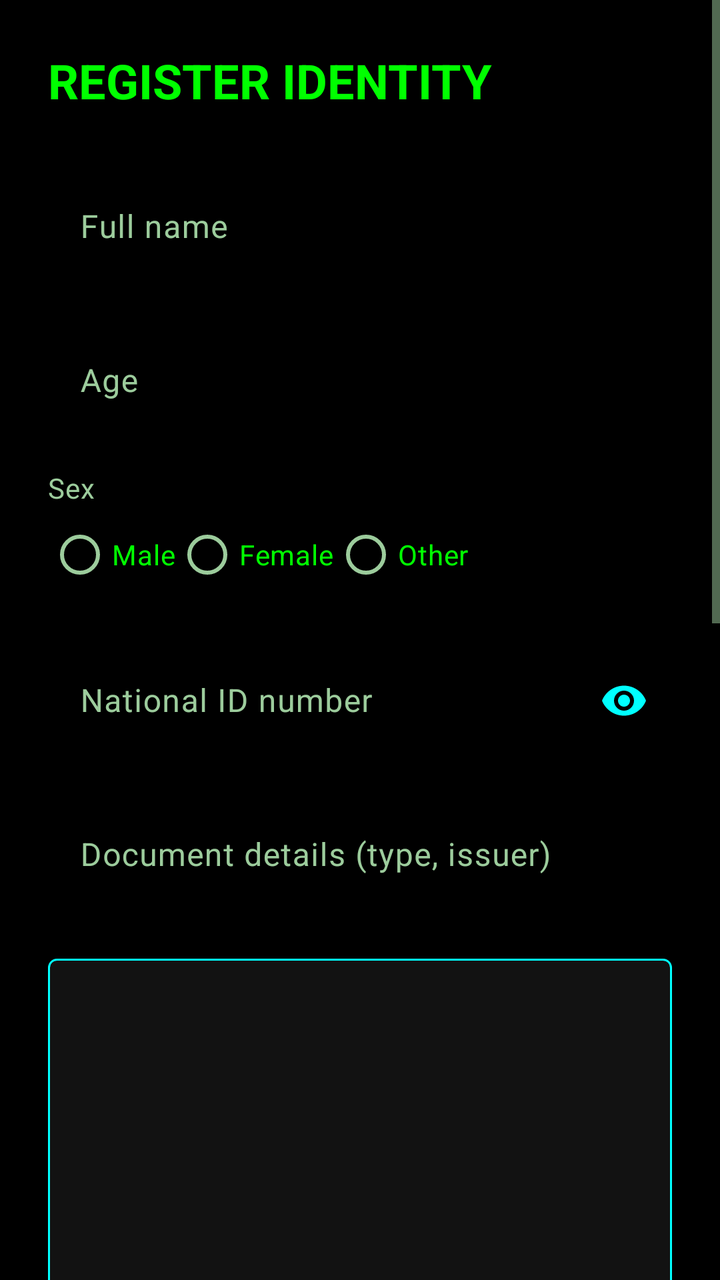
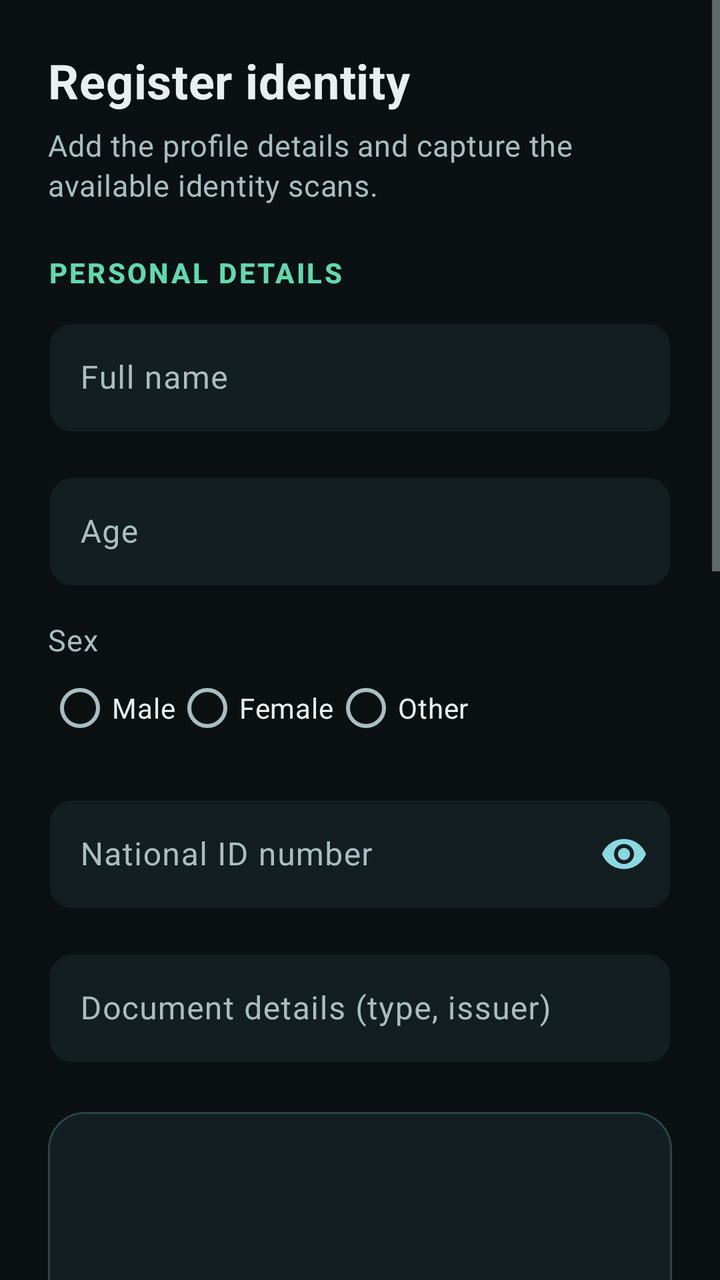

Two renders of the same Android screen: before a commit and after it. Below are the layout's source before the change and the commit's diff.
<!-- AndroidManifest.xml: application theme Theme.Identica -->
<!-- res/layout/activity_register_person.xml -->
<?xml version="1.0" encoding="utf-8"?>
<ScrollView xmlns:android="http://schemas.android.com/apk/res/android"
    xmlns:app="http://schemas.android.com/apk/res-auto"
    android:layout_width="match_parent"
    android:layout_height="match_parent"
    android:background="@color/matrix_black"
    android:fillViewport="true">

    <LinearLayout
        android:layout_width="match_parent"
        android:layout_height="wrap_content"
        android:orientation="vertical"
        android:padding="24dp">

        <TextView
            android:layout_width="wrap_content"
            android:layout_height="wrap_content"
            android:layout_marginBottom="24dp"
            android:text="REGISTER IDENTITY"
            android:textAppearance="@style/Identica.Title" />

        <com.google.android.material.textfield.TextInputLayout
            android:id="@+id/nameLayout"
            style="@style/Identica.Input"
            android:layout_width="match_parent"
            android:layout_height="wrap_content"
            android:hint="Full name">

            <com.google.android.material.textfield.TextInputEditText
                android:id="@+id/nameInput"
                android:layout_width="match_parent"
                android:layout_height="wrap_content"
                android:imeOptions="actionNext"
                android:inputType="textPersonName|textCapWords"
                android:maxLines="1" />
        </com.google.android.material.textfield.TextInputLayout>

        <com.google.android.material.textfield.TextInputLayout
            android:id="@+id/ageLayout"
            style="@style/Identica.Input"
            android:layout_width="match_parent"
            android:layout_height="wrap_content"
            android:layout_marginTop="16dp"
            android:hint="Age">

            <com.google.android.material.textfield.TextInputEditText
                android:id="@+id/ageInput"
                android:layout_width="match_parent"
                android:layout_height="wrap_content"
                android:imeOptions="actionNext"
                android:inputType="number"
                android:maxLength="3"
                android:maxLines="1" />
        </com.google.android.material.textfield.TextInputLayout>

        <TextView
            android:layout_width="wrap_content"
            android:layout_height="wrap_content"
            android:layout_marginTop="16dp"
            android:text="Sex"
            android:textAppearance="@style/Identica.Body" />

        <RadioGroup
            android:id="@+id/sexGroup"
            android:layout_width="match_parent"
            android:layout_height="wrap_content"
            android:orientation="horizontal">

            <RadioButton
                android:id="@+id/sexMale"
                android:layout_width="wrap_content"
                android:layout_height="wrap_content"
                android:buttonTint="@color/neon_green"
                android:text="Male"
                android:textColor="@color/neon_green" />

            <RadioButton
                android:id="@+id/sexFemale"
                android:layout_width="wrap_content"
                android:layout_height="wrap_content"
                android:buttonTint="@color/neon_green"
                android:text="Female"
                android:textColor="@color/neon_green" />

            <RadioButton
                android:id="@+id/sexOther"
                android:layout_width="wrap_content"
                android:layout_height="wrap_content"
                android:buttonTint="@color/neon_green"
                android:text="Other"
                android:textColor="@color/neon_green" />
        </RadioGroup>

        <com.google.android.material.textfield.TextInputLayout
            android:id="@+id/nationalIdLayout"
            style="@style/Identica.Input"
            android:layout_width="match_parent"
            android:layout_height="wrap_content"
            android:layout_marginTop="16dp"
            android:hint="National ID number"
            app:endIconMode="password_toggle"
            app:endIconTint="@color/neon_cyan">

            <com.google.android.material.textfield.TextInputEditText
                android:id="@+id/nationalIdInput"
                android:layout_width="match_parent"
                android:layout_height="wrap_content"
                android:imeOptions="actionNext"
                android:inputType="textPassword"
                android:maxLength="24"
                android:maxLines="1" />
        </com.google.android.material.textfield.TextInputLayout>

        <com.google.android.material.textfield.TextInputLayout
            android:id="@+id/documentLayout"
            style="@style/Identica.Input"
            android:layout_width="match_parent"
            android:layout_height="wrap_content"
            android:layout_marginTop="16dp"
            android:hint="Document details (type, issuer)">

            <com.google.android.material.textfield.TextInputEditText
                android:id="@+id/documentDetailsInput"
                android:layout_width="match_parent"
                android:layout_height="wrap_content"
                android:imeOptions="actionDone"
                android:inputType="text"
                android:maxLength="120"
                android:maxLines="1" />
        </com.google.android.material.textfield.TextInputLayout>

        <ImageView
            android:id="@+id/photoPreview"
            android:layout_width="match_parent"
            android:layout_height="200dp"
            android:layout_marginTop="24dp"
            android:background="@drawable/bg_neon_panel"
            android:contentDescription="Profile photo preview"
            android:padding="2dp"
            android:scaleType="centerCrop" />

        <com.google.android.material.button.MaterialButton
            android:id="@+id/capturePhotoButton"
            style="@style/Identica.Button"
            android:layout_width="match_parent"
            android:layout_height="56dp"
            android:layout_marginTop="12dp"
            android:text="SCAN FACE / CAPTURE PORTRAIT" />

        <FrameLayout
            android:id="@+id/fingerprintScanBox"
            android:layout_width="match_parent"
            android:layout_height="250dp"
            android:layout_marginTop="22dp"
            android:background="@drawable/bg_neon_panel">

            <com.example.identica.ui.scanner.FingerprintScanView
                android:id="@+id/fingerprintScanView"
                android:layout_width="match_parent"
                android:layout_height="match_parent" />

            <TextView
                android:id="@+id/fingerprintPercentText"
                android:layout_width="wrap_content"
                android:layout_height="wrap_content"
                android:layout_gravity="center"
                android:text="0%"
                android:textAppearance="@style/Identica.Metric" />
        </FrameLayout>

        <ProgressBar
            android:id="@+id/fingerprintProgress"
            style="?android:attr/progressBarStyleHorizontal"
            android:layout_width="match_parent"
            android:layout_height="8dp"
            android:layout_marginTop="8dp"
            android:max="100"
            android:progress="0"
            android:progressTint="@color/neon_green"
            android:progressBackgroundTint="@color/matrix_charcoal_light" />

        <TextView
            android:id="@+id/fingerprintStatusText"
            android:layout_width="wrap_content"
            android:layout_height="wrap_content"
            android:layout_marginTop="24dp"
            android:text="NO FINGERPRINT ENROLLED"
            android:textAppearance="@style/Identica.Body" />

        <com.google.android.material.button.MaterialButton
            android:id="@+id/uploadFingerprintButton"
            style="@style/Identica.Button"
            android:layout_width="match_parent"
            android:layout_height="54dp"
            android:layout_marginTop="10dp"
            android:text="UPLOAD FINGERPRINT FILE" />

        <com.google.android.material.button.MaterialButton
            android:id="@+id/enrollFingerprintButton"
            style="@style/Identica.Button"
            android:layout_width="match_parent"
            android:layout_height="56dp"
            android:layout_marginTop="12dp"
            android:text="SCAN FINGERPRINT" />

        <TextView
            android:id="@+id/formErrorText"
            android:layout_width="wrap_content"
            android:layout_height="wrap_content"
            android:layout_marginTop="16dp"
            android:textColor="@color/alert_red"
            android:visibility="gone" />

        <com.google.android.material.button.MaterialButton
            android:id="@+id/saveProfileButton"
            style="@style/Identica.Button"
            android:layout_width="match_parent"
            android:layout_height="56dp"
            android:layout_marginTop="24dp"
            android:text="REGISTER IDENTITY" />

        <ProgressBar
            android:id="@+id/registerProgress"
            android:layout_width="wrap_content"
            android:layout_height="wrap_content"
            android:layout_gravity="center_horizontal"
            android:layout_marginTop="16dp"
            android:indeterminateTint="@color/neon_green"
            android:visibility="gone" />
    </LinearLayout>
</ScrollView>
<!-- resources referenced by this layout -->
<resources>
  <color name="alert_red">#FF3B3B</color>
  <color name="matrix_black">#000000</color>
  <color name="matrix_charcoal_light">#1E1E1E</color>
  <color name="neon_cyan">#00FFFF</color>
  <color name="neon_green">#00FF00</color>
  <!-- drawable bg_neon_panel (drawable) -->
  <?xml version="1.0" encoding="utf-8"?>
  <shape xmlns:android="http://schemas.android.com/apk/res/android"
      android:shape="rectangle">
      <solid android:color="@color/matrix_charcoal" />
      <stroke
          android:width="1dp"
          android:color="@color/neon_cyan" />
      <corners android:radius="4dp" />
  </shape>
  <style name="Identica.Body" parent="TextAppearance.Material3.BodyMedium">
          <item name="android:textColor">@color/text_secondary</item>
          <item name="android:fontFamily">monospace</item>
      </style>
  <style name="Identica.Button" parent="Widget.Material3.Button.OutlinedButton">
          <item name="strokeColor">@color/neon_green</item>
          <item name="strokeWidth">2dp</item>
          <item name="rippleColor">@color/neon_green_dim</item>
          <item name="cornerRadius">4dp</item>
          <item name="android:textColor">@color/neon_green</item>
          <item name="android:letterSpacing">0.1</item>
          <item name="android:fontFamily">monospace</item>
      </style>
  <style name="Identica.Input" parent="Widget.Material3.TextInputLayout.OutlinedBox">
          <item name="boxStrokeColor">@color/neon_cyan</item>
          <item name="hintTextColor">@color/neon_cyan</item>
          <item name="android:textColorHint">@color/text_secondary</item>
          <item name="boxStrokeErrorColor">@color/alert_red</item>
          <item name="errorTextColor">@color/alert_red</item>
          <item name="boxCornerRadiusTopStart">4dp</item>
          <item name="boxCornerRadiusTopEnd">4dp</item>
          <item name="boxCornerRadiusBottomStart">4dp</item>
          <item name="boxCornerRadiusBottomEnd">4dp</item>
      </style>
  <style name="Identica.Metric" parent="TextAppearance.Material3.DisplaySmall">
          <item name="android:textColor">@color/neon_cyan</item>
          <item name="android:fontFamily">monospace</item>
          <item name="android:textStyle">bold</item>
      </style>
  <style name="Identica.Title" parent="TextAppearance.Material3.HeadlineSmall">
          <item name="android:textColor">@color/neon_green</item>
          <item name="android:fontFamily">monospace</item>
          <item name="android:textStyle">bold</item>
      </style>
  <style name="Theme.Identica" parent="Theme.Material3.Dark.NoActionBar">
          <item name="colorPrimary">@color/neon_green</item>
          <item name="colorOnPrimary">@color/matrix_black</item>
          <item name="colorSecondary">@color/neon_cyan</item>
          <item name="colorOnSecondary">@color/matrix_black</item>
          <item name="colorSurface">@color/matrix_charcoal</item>
          <item name="colorOnSurface">@color/neon_green</item>
          <item name="colorOnSurfaceVariant">@color/text_secondary</item>
          <item name="colorError">@color/alert_red</item>
          <item name="android:colorBackground">@color/matrix_black</item>
          <item name="android:windowBackground">@color/matrix_black</item>
          <item name="android:textColorPrimary">@color/neon_green</item>
          <item name="android:textColorSecondary">@color/text_secondary</item>
          <item name="android:textColorHint">@color/text_secondary</item>
          <item name="android:statusBarColor">@color/matrix_black</item>
          <item name="android:navigationBarColor">@color/matrix_black</item>
      </style>
  <color name="matrix_charcoal">#121212</color>
  <color name="text_secondary">#9CCC9C</color>
  <color name="neon_green_dim">#0A7A0A</color>
</resources>

<!-- the commit's change to res/layout/activity_register_person.xml (unified diff, before → after) -->
@@ -15,9 +15,23 @@
         <TextView
             android:layout_width="wrap_content"
             android:layout_height="wrap_content"
+            android:text="Register identity"
+            android:textAppearance="@style/Identica.Title" />
+
+        <TextView
+            android:layout_width="match_parent"
+            android:layout_height="wrap_content"
+            android:layout_marginTop="6dp"
             android:layout_marginBottom="24dp"
-            android:text="REGISTER IDENTITY"
-            android:textAppearance="@style/Identica.Title" />
+            android:text="Add the profile details and capture the available identity scans."
+            android:textAppearance="@style/Identica.Body" />
+
+        <TextView
+            android:layout_width="wrap_content"
+            android:layout_height="wrap_content"
+            android:layout_marginBottom="10dp"
+            android:text="PERSONAL DETAILS"
+            android:textAppearance="@style/Identica.Section" />
 
         <com.google.android.material.textfield.TextInputLayout
             android:id="@+id/nameLayout"
@@ -69,26 +83,26 @@
             <RadioButton
                 android:id="@+id/sexMale"
                 android:layout_width="wrap_content"
-                android:layout_height="wrap_content"
+                android:layout_height="48dp"
                 android:buttonTint="@color/neon_green"
                 android:text="Male"
-                android:textColor="@color/neon_green" />
+                android:textColor="@color/text_primary" />
 
             <RadioButton
                 android:id="@+id/sexFemale"
                 android:layout_width="wrap_content"
-                android:layout_height="wrap_content"
+                android:layout_height="48dp"
                 android:buttonTint="@color/neon_green"
                 android:text="Female"
-                android:textColor="@color/neon_green" />
+                android:textColor="@color/text_primary" />
 
             <RadioButton
                 android:id="@+id/sexOther"
                 android:layout_width="wrap_content"
-                android:layout_height="wrap_content"
+                android:layout_height="48dp"
                 android:buttonTint="@color/neon_green"
                 android:text="Other"
-                android:textColor="@color/neon_green" />
+                android:textColor="@color/text_primary" />
         </RadioGroup>
 
         <com.google.android.material.textfield.TextInputLayout
@@ -139,12 +153,19 @@
             android:padding="2dp"
             android:scaleType="centerCrop" />
 
+        <TextView
+            android:layout_width="wrap_content"
+            android:layout_height="wrap_content"
+            android:layout_marginTop="24dp"
+            android:text="BIOMETRIC SCANS"
+            android:textAppearance="@style/Identica.Section" />
+
         <com.google.android.material.button.MaterialButton
             android:id="@+id/capturePhotoButton"
-            style="@style/Identica.Button"
+            style="@style/Identica.Button.Secondary"
             android:layout_width="match_parent"
             android:layout_height="56dp"
-            android:layout_marginTop="12dp"
+            android:layout_marginTop="10dp"
             android:text="SCAN FACE / CAPTURE PORTRAIT" />
 
         <FrameLayout
@@ -189,7 +210,7 @@
 
         <com.google.android.material.button.MaterialButton
             android:id="@+id/uploadFingerprintButton"
-            style="@style/Identica.Button"
+            style="@style/Identica.Button.Secondary"
             android:layout_width="match_parent"
             android:layout_height="54dp"
             android:layout_marginTop="10dp"
@@ -197,7 +218,7 @@
 
         <com.google.android.material.button.MaterialButton
             android:id="@+id/enrollFingerprintButton"
-            style="@style/Identica.Button"
+            style="@style/Identica.Button.Secondary"
             android:layout_width="match_parent"
             android:layout_height="56dp"
             android:layout_marginTop="12dp"
<!-- resource entries referenced after the edit -->
@@ -1,10 +1,11 @@
 <!-- resources referenced by this layout -->
 <resources>
-  <color name="alert_red">#FF3B3B</color>
-  <color name="matrix_black">#000000</color>
-  <color name="matrix_charcoal_light">#1E1E1E</color>
-  <color name="neon_cyan">#00FFFF</color>
-  <color name="neon_green">#00FF00</color>
+  <color name="alert_red">#FF8A80</color>
+  <color name="matrix_black">#0B1113</color>
+  <color name="matrix_charcoal_light">#1D3032</color>
+  <color name="neon_cyan">#8BD8E1</color>
+  <color name="neon_green">#65D6AE</color>
+  <color name="text_primary">#E8F0EF</color>
   <!-- drawable bg_neon_panel (drawable) -->
   <?xml version="1.0" encoding="utf-8"?>
   <shape xmlns:android="http://schemas.android.com/apk/res/android"
@@ -12,42 +13,65 @@
       <solid android:color="@color/matrix_charcoal" />
       <stroke
           android:width="1dp"
-          android:color="@color/neon_cyan" />
-      <corners android:radius="4dp" />
+          android:color="@color/panel_border" />
+      <corners android:radius="18dp" />
   </shape>
   <style name="Identica.Body" parent="TextAppearance.Material3.BodyMedium">
           <item name="android:textColor">@color/text_secondary</item>
-          <item name="android:fontFamily">monospace</item>
+          <item name="android:fontFamily">sans</item>
+          <item name="android:textSize">15sp</item>
+          <item name="android:lineSpacingExtra">3dp</item>
       </style>
-  <style name="Identica.Button" parent="Widget.Material3.Button.OutlinedButton">
-          <item name="strokeColor">@color/neon_green</item>
-          <item name="strokeWidth">2dp</item>
+  <style name="Identica.Button" parent="Widget.Material3.Button">
+          <item name="backgroundTint">@color/neon_green</item>
           <item name="rippleColor">@color/neon_green_dim</item>
-          <item name="cornerRadius">4dp</item>
-          <item name="android:textColor">@color/neon_green</item>
-          <item name="android:letterSpacing">0.1</item>
-          <item name="android:fontFamily">monospace</item>
+          <item name="cornerRadius">14dp</item>
+          <item name="android:textColor">@color/matrix_black</item>
+          <item name="android:letterSpacing">0.02</item>
+          <item name="android:fontFamily">sans</item>
+          <item name="android:textStyle">bold</item>
+          <item name="android:minHeight">52dp</item>
+      </style>
+  <style name="Identica.Button.Secondary" parent="Widget.Material3.Button.OutlinedButton">
+          <item name="strokeColor">@color/panel_border</item>
+          <item name="strokeWidth">1dp</item>
+          <item name="rippleColor">@color/neon_green_dim</item>
+          <item name="cornerRadius">14dp</item>
+          <item name="android:textColor">@color/text_primary</item>
+          <item name="android:letterSpacing">0.02</item>
+          <item name="android:fontFamily">sans</item>
+          <item name="android:textStyle">bold</item>
+          <item name="android:minHeight">52dp</item>
       </style>
   <style name="Identica.Input" parent="Widget.Material3.TextInputLayout.OutlinedBox">
-          <item name="boxStrokeColor">@color/neon_cyan</item>
-          <item name="hintTextColor">@color/neon_cyan</item>
+          <item name="boxStrokeColor">@color/neon_green</item>
+          <item name="hintTextColor">@color/neon_green</item>
           <item name="android:textColorHint">@color/text_secondary</item>
+          <item name="android:textColor">@color/text_primary</item>
+          <item name="boxBackgroundColor">@color/matrix_charcoal</item>
           <item name="boxStrokeErrorColor">@color/alert_red</item>
           <item name="errorTextColor">@color/alert_red</item>
-          <item name="boxCornerRadiusTopStart">4dp</item>
-          <item name="boxCornerRadiusTopEnd">4dp</item>
-          <item name="boxCornerRadiusBottomStart">4dp</item>
-          <item name="boxCornerRadiusBottomEnd">4dp</item>
+          <item name="boxCornerRadiusTopStart">12dp</item>
+          <item name="boxCornerRadiusTopEnd">12dp</item>
+          <item name="boxCornerRadiusBottomStart">12dp</item>
+          <item name="boxCornerRadiusBottomEnd">12dp</item>
       </style>
   <style name="Identica.Metric" parent="TextAppearance.Material3.DisplaySmall">
           <item name="android:textColor">@color/neon_cyan</item>
-          <item name="android:fontFamily">monospace</item>
+          <item name="android:fontFamily">sans</item>
           <item name="android:textStyle">bold</item>
       </style>
+  <style name="Identica.Section" parent="TextAppearance.Material3.TitleSmall">
+          <item name="android:textColor">@color/neon_green</item>
+          <item name="android:fontFamily">sans</item>
+          <item name="android:textStyle">bold</item>
+          <item name="android:letterSpacing">0.08</item>
+      </style>
   <style name="Identica.Title" parent="TextAppearance.Material3.HeadlineSmall">
-          <item name="android:textColor">@color/neon_green</item>
-          <item name="android:fontFamily">monospace</item>
+          <item name="android:textColor">@color/text_primary</item>
+          <item name="android:fontFamily">sans</item>
           <item name="android:textStyle">bold</item>
+          <item name="android:letterSpacing">0.01</item>
       </style>
   <style name="Theme.Identica" parent="Theme.Material3.Dark.NoActionBar">
           <item name="colorPrimary">@color/neon_green</item>
@@ -55,19 +79,23 @@
           <item name="colorSecondary">@color/neon_cyan</item>
           <item name="colorOnSecondary">@color/matrix_black</item>
           <item name="colorSurface">@color/matrix_charcoal</item>
-          <item name="colorOnSurface">@color/neon_green</item>
+          <item name="colorOnSurface">@color/text_primary</item>
           <item name="colorOnSurfaceVariant">@color/text_secondary</item>
+          <item name="colorSurfaceVariant">@color/matrix_charcoal_light</item>
           <item name="colorError">@color/alert_red</item>
           <item name="android:colorBackground">@color/matrix_black</item>
           <item name="android:windowBackground">@color/matrix_black</item>
-          <item name="android:textColorPrimary">@color/neon_green</item>
+          <item name="android:textColorPrimary">@color/text_primary</item>
           <item name="android:textColorSecondary">@color/text_secondary</item>
           <item name="android:textColorHint">@color/text_secondary</item>
+          <item name="android:windowLightStatusBar">false</item>
+          <item name="android:windowLightNavigationBar">false</item>
           <item name="android:statusBarColor">@color/matrix_black</item>
           <item name="android:navigationBarColor">@color/matrix_black</item>
       </style>
-  <color name="matrix_charcoal">#121212</color>
-  <color name="text_secondary">#9CCC9C</color>
-  <color name="neon_green_dim">#0A7A0A</color>
+  <color name="matrix_charcoal">#121E20</color>
+  <color name="panel_border">#294447</color>
+  <color name="text_secondary">#A9BEC0</color>
+  <color name="neon_green_dim">#287C66</color>
 </resources>
 
